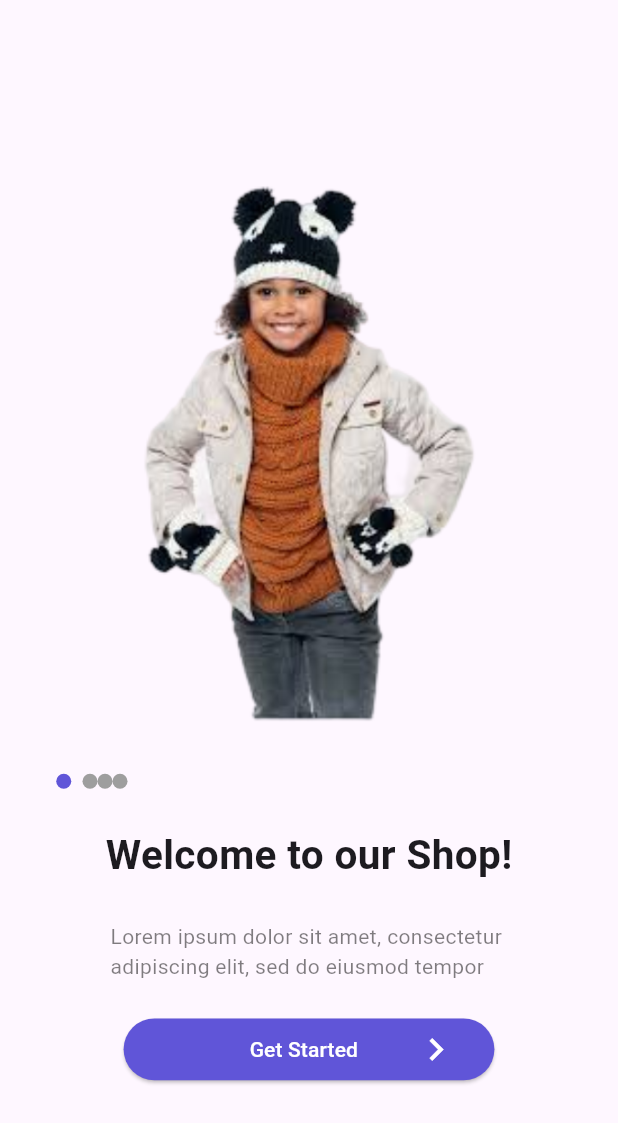
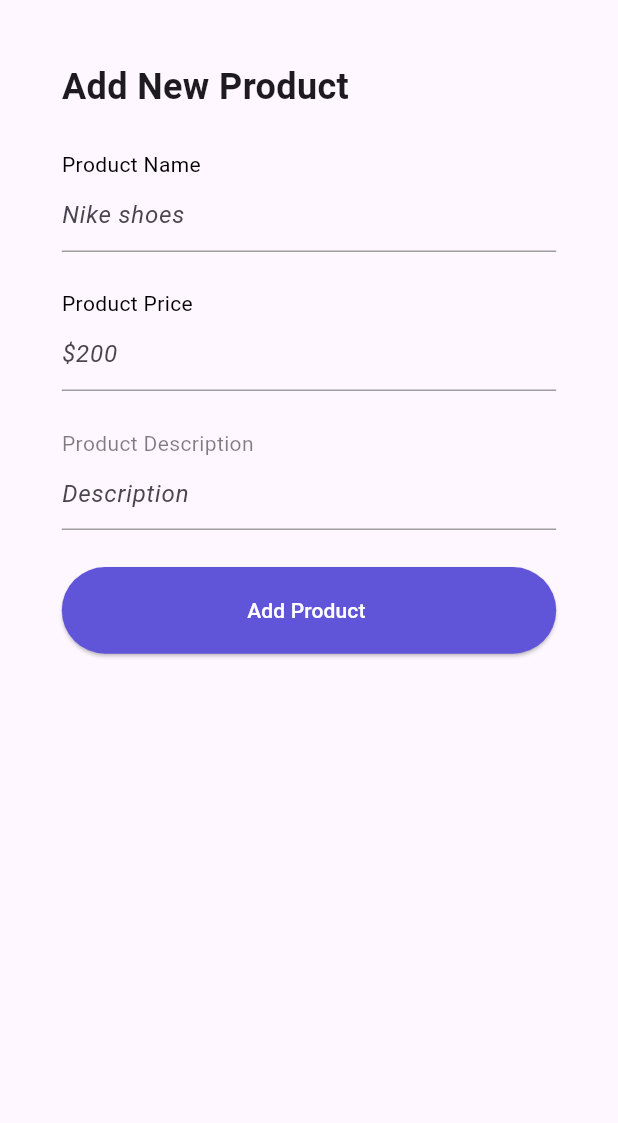
Before and after one commit to enkutatash/Ecommerce, a Flutter app: the screen it shows after launch, on a phone screen of 412 x 824 dp. Shown: the top 1123 px of the screen. Run offline on Flutter 3.47's test engine with Material 3 defaults, Android fonts, the phone set to English and light mode, and no system bars; our stand-ins replace firebase_auth, firebase_core; accounts and stored records are empty.

Commit message:
admin page ui

```diff
--- a/capstone_project/ecommerce/lib/main.dart
+++ b/capstone_project/ecommerce/lib/main.dart
@@ -3,6 +3,7 @@ import 'package:ecommerce/pages/Sign_up/page1.dart';
 import 'package:flutter/foundation.dart';
 import 'package:flutter/material.dart';
 import 'package:firebase_core/firebase_core.dart';
+import 'package:ecommerce/pages/adminpage/addnewproduct.dart';
 
 Future main() async {
   WidgetsFlutterBinding.ensureInitialized();
@@ -13,14 +14,13 @@ Future main() async {
         appId: "1:364138459034:web:330228117a4626b78f1423",
         messagingSenderId: "364138459034",
         projectId: "ecommerce-capstone-bf4ac6",
-        // Your web Firebase config options
       ),
     );
   } else {
     await Firebase.initializeApp();
   }
-  runApp(const MaterialApp(
+  runApp( MaterialApp(
     debugShowCheckedModeBanner: false,
-    home: WelcomePage(),
+    home: AddNewProduct(),
   ));
 }
--- /dev/null
+++ b/capstone_project/ecommerce/lib/pages/adminpage/addnewproduct.dart
@@ -0,0 +1,156 @@
+// import 'dart:ffi';
+
+import 'package:ecommerce/pages/General_Screen.dart';
+import 'package:ecommerce/pages/Sign_up/page2.dart';
+import 'package:flutter/material.dart';
+import 'package:firebase_auth/firebase_auth.dart';
+import 'package:ecommerce/pages/FireBase/firebase_auth.dart';
+
+class AddNewProduct extends StatefulWidget {
+  AddNewProduct({super.key});
+
+  @override
+  State<AddNewProduct> createState() => _AddNewProductState();
+}
+
+class _AddNewProductState extends State<AddNewProduct> {
+  // final Firebase_auth_service _auth = Firebase_auth_service();
+  late final Firebase_auth_service _auth;
+
+  final Name = TextEditingController();
+  final Price = TextEditingController();
+  final Description = TextEditingController();
+
+  bool ischecked = false;
+
+  @override
+  void initState() {
+    _auth = Firebase_auth_service(context);
+    super.initState();
+  }
+
+  @override
+  void dispose() {
+    Name.dispose();
+    Price.dispose();
+    Description.dispose();
+    super.dispose();
+  }
+
+  @override
+  Widget build(BuildContext context) {
+    final height = MediaQuery.of(context).size.height;
+    final width = MediaQuery.of(context).size.width;
+    return Scaffold(
+      body: SafeArea(
+          child: Padding(
+        padding: EdgeInsets.only(
+            top: height * 0.05, left: width * 0.1, right: width * 0.1),
+        child: Column(
+          crossAxisAlignment: CrossAxisAlignment.start,
+          children: [
+            const Text("Add New Product",
+                style: TextStyle(fontSize: 24, fontWeight: FontWeight.bold)),
+            SizedBox(
+              height: height * 0.03,
+            ),
+            const Text(
+              "Product Name",
+              style: TextStyle(color: Colors.black),
+            ),
+            textfield(
+              "Nike shoes",
+              Name,
+            ),
+            SizedBox(
+              height: height * 0.03,
+            ),
+            const Text(
+              "Product Price",
+              style: TextStyle(color: Colors.black),
+            ),
+            textfield(
+              "\$200",
+             Price,
+            ),
+            SizedBox(
+              height: height * 0.03,
+            ),
+            Text(
+              "Product Description",
+              style: TextStyle(color: Colors.black.withOpacity(0.5)),
+            ),
+            textfield("Description",Description),
+            SizedBox(
+              height: height * 0.03,
+            ),
+            Column(
+              mainAxisAlignment: MainAxisAlignment.center,
+              crossAxisAlignment: CrossAxisAlignment.center,
+              children: [
+                SizedBox(
+                  height: height * 0.07,
+                  width: width * 0.8,
+                  child: ElevatedButton(
+                    onPressed: _addProduct,
+                    style: ElevatedButton.styleFrom(
+                        backgroundColor: const Color(0XFF6055D8)),
+                    child: Text(
+                      "Add Product ",
+                      style: TextStyle(color: Colors.white),
+                    ), // Add your button text here
+                  ),
+                ),
+              ],
+            ),
+          ],
+        ),
+      )),
+    );
+  }
+
+  void _showSnackBar(String message) {
+    final snackBar = SnackBar(
+      content: Text(message),
+      action: SnackBarAction(
+        label: 'Close',
+        onPressed: () {
+          // Some action to take when the user presses the action button
+        },
+      ),
+    );
+    ScaffoldMessenger.of(context).showSnackBar(snackBar);
+  }
+
+  void _addProduct() async {
+    String name = Name.text;
+    double price = Price.text as double;
+    String description = Description.text;
+
+
+  }
+}
+
+Widget textfield(
+  String hint,
+  TextEditingController controller,
+) {
+  return TextField(
+    controller: controller,
+    decoration: InputDecoration(
+      hintText: hint,
+      hintStyle: const TextStyle(
+        fontStyle: FontStyle.italic,
+      ),
+      border: const UnderlineInputBorder(
+        borderSide: BorderSide(color: Colors.grey),
+      ),
+      enabledBorder: const UnderlineInputBorder(
+        borderSide: BorderSide(color: Colors.grey),
+      ),
+      focusedBorder: const UnderlineInputBorder(
+        borderSide: BorderSide(color: Color(0XFF6055D8)),
+      ),
+    ),
+  );
+}
```
Also changed, not shown: capstone_project/ecommerce/lib/pages/adminpage/editnewproduct.dart (added).
